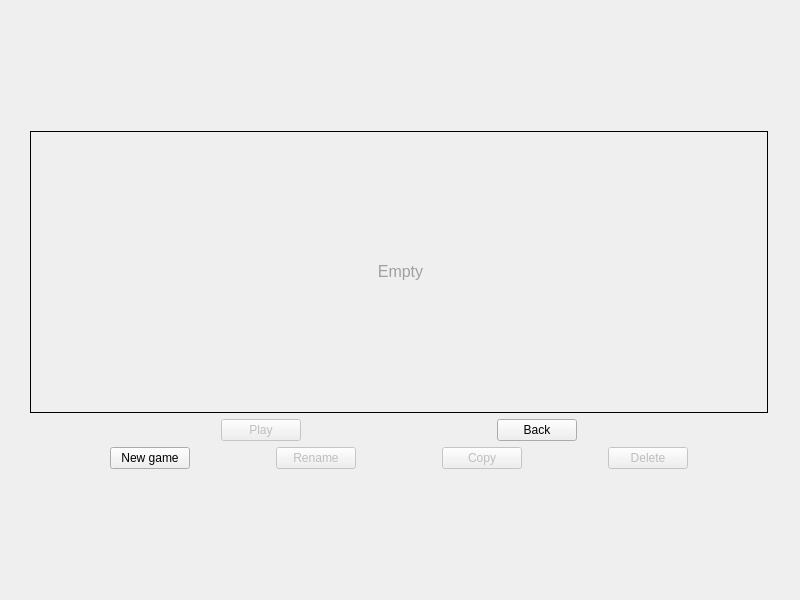
Qt form client/base/solo/solowindow.ui (alphaonex86/CatchChallenger) before a commit.
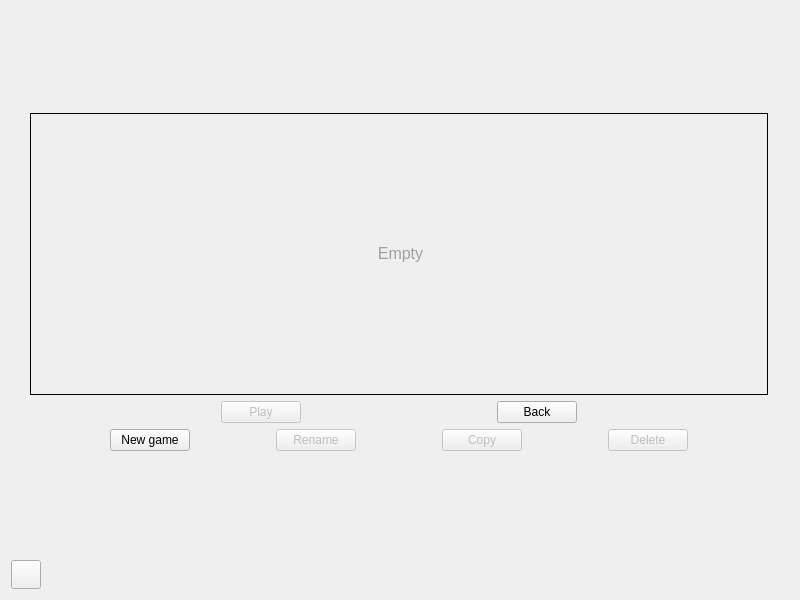
The same form after that commit. Icons and pictures are not drawn.

What changed in the file:
```diff
--- a/client/base/solo/solowindow.ui
+++ b/client/base/solo/solowindow.ui
@@ -356,6 +356,37 @@
           </property>
          </spacer>
         </item>
+        <item>
+         <layout class="QHBoxLayout" name="horizontalLayout_2">
+          <item>
+           <widget class="QToolButton" name="languages">
+            <property name="icon">
+             <iconset resource="../resources/client-resources.qrc">
+              <normaloff>:/images/interface/languages.png</normaloff>:/images/interface/languages.png</iconset>
+            </property>
+            <property name="iconSize">
+             <size>
+              <width>22</width>
+              <height>22</height>
+             </size>
+            </property>
+           </widget>
+          </item>
+          <item>
+           <spacer name="horizontalSpacer_2">
+            <property name="orientation">
+             <enum>Qt::Horizontal</enum>
+            </property>
+            <property name="sizeHint" stdset="0">
+             <size>
+              <width>40</width>
+              <height>20</height>
+             </size>
+            </property>
+           </spacer>
+          </item>
+         </layout>
+        </item>
        </layout>
       </widget>
      </widget>
```
Left out of the diff: 2 changed lines with no effect on the pictures.
